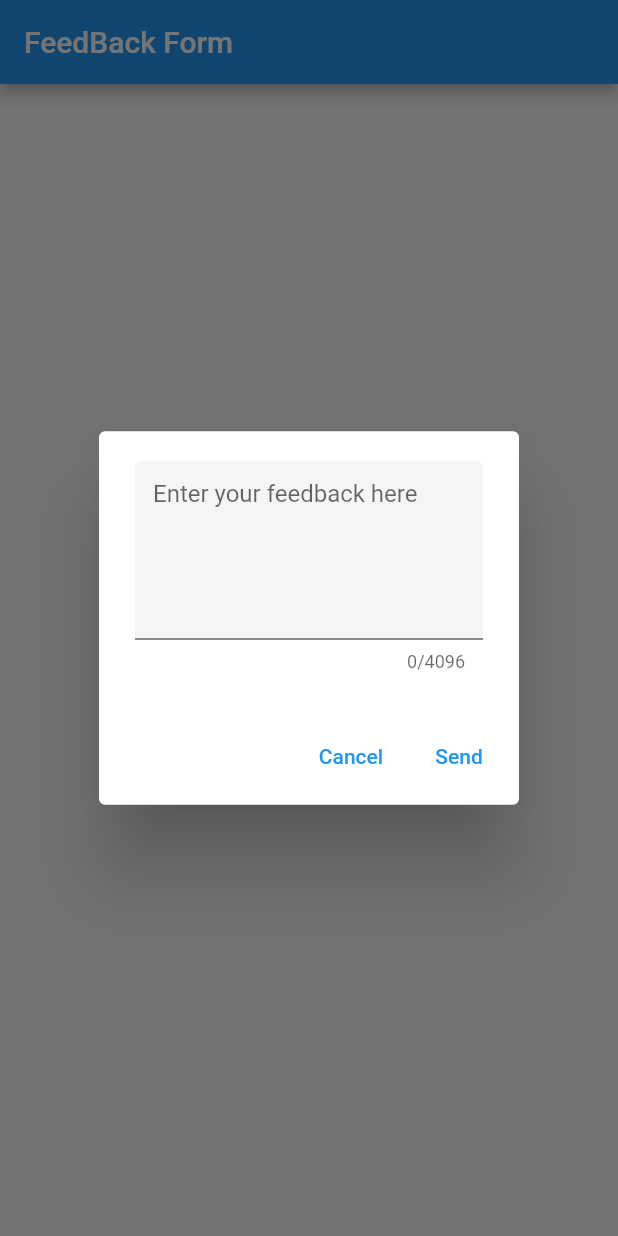
After one commit to Arthur-Ochieng/KleanKlubKleaners, a Flutter app: the screen it shows after launch, after a tap on "open form", on a phone screen of 412 x 824 dp. The commit adds this screen. Run offline on Flutter 3.47's test engine with Material 2 defaults, Android fonts, the phone set to English and light mode, and no system bars; our stand-ins replace cloud_firestore, firebase_auth, firebase_core, fluttertoast, google_maps_flutter; accounts and stored records are empty; Roboto replaces fonts that are missing (ubuntu).

Commit message:
added feedback page

```diff
--- a/lib/main.dart
+++ b/lib/main.dart
@@ -1,11 +1,13 @@
 import 'package:firebase_core/firebase_core.dart';
 import 'package:flutter/material.dart';
 import 'package:kkservices/screens/calendar.dart';
+import 'package:kkservices/screens/feedback.dart';
 import 'package:kkservices/screens/fragments/maps.dart';
 import 'package:kkservices/screens/fragments/marker.dart';
 import 'package:kkservices/screens/home_page.dart';
 import 'package:kkservices/screens/login_screen.dart';
 import 'package:kkservices/tests/test1.dart';
+import 'package:kkservices/tests/test2.dart';
 import 'package:kkservices/widgets/DatePicker.dart';
 import 'package:kkservices/widgets/TimePicker.dart';
 import 'package:kkservices/widgets/date_time_picker.dart';
@@ -31,7 +33,7 @@ class MyApp extends StatelessWidget {
         fontFamily: 'ubuntu',
       ),
       debugShowCheckedModeBanner: false,
-      home: DateTimePicker(),
+      home: FeedBackPage(),
     );
   }
 }
--- /dev/null
+++ b/lib/screens/feedback.dart
@@ -0,0 +1,77 @@
+import 'package:cloud_firestore/cloud_firestore.dart';
+import 'package:flutter/material.dart';
+
+class FeedBackPage extends StatelessWidget {
+  const FeedBackPage({Key? key}) : super(key: key);
+
+  @override
+  Widget build(BuildContext context) {
+    return Scaffold(
+      appBar: AppBar(
+        title: const Text("FeedBack Form"),
+      ),
+      body: Center(
+        child: ElevatedButton(
+          child: const Text('open form'),
+          onPressed: () {
+            showDialog(
+              context: context, builder: (context) => const FeedBackDialog());
+          },
+        ),
+      ),
+    );
+  }
+}
+
+class FeedBackDialog extends StatefulWidget {
+  const FeedBackDialog({Key? key}) : super(key: key);
+
+  @override
+  State<FeedBackDialog> createState() => _FeedBackDialogState();
+}
+
+class _FeedBackDialogState extends State<FeedBackDialog> {
+  final TextEditingController _controller = TextEditingController();
+  final GlobalKey<FormState> _formKey = GlobalKey();
+
+  @override
+  void diposee() {
+    _controller.dispose();
+    super.dispose();
+  }
+
+  @override
+  Widget build(BuildContext context) {
+    return AlertDialog(
+      content: Form(
+          key: _formKey,
+          child: TextFormField(
+            controller: _controller,
+            keyboardType: TextInputType.multiline,
+            decoration: const InputDecoration(
+              hintText: 'Enter your feedback here',
+              filled: true,
+            ),
+            maxLines: 5,
+            maxLength: 4096,
+            textInputAction: TextInputAction.done,
+            validator: (String? text) {
+              if (text == null || text.isEmpty) {
+                return 'Please enter a value';
+              }
+              return null;
+            },
+          )),
+      actions: [
+        TextButton(
+            onPressed: () => Navigator.pop(context),
+            child: const Text('Cancel')),
+        TextButton(
+            onPressed: () async {
+              //code to send the necessary data to cloud firestore
+            },
+            child: const Text('Send')),
+      ],
+    );
+  }
+}
--- /dev/null
+++ b/lib/screens/fragments/summary.dart
@@ -0,0 +1 @@
+import 'package:flutter/material.dart';
--- a/lib/screens/intro.dart
+++ b/lib/screens/intro.dart
@@ -3,8 +3,8 @@ import 'package:kkservices/models/services.dart';
 import 'package:kkservices/models/services.dart';
 import 'package:kkservices/screens/login_screen.dart';
 import 'package:kkservices/screens/notifications.dart';
-import 'package:kkservices/screens/profile.dart';
-import 'package:kkservices/screens/services.dart';
+import 'package:kkservices/screens/feedback.dart';
+
 
 class MainPage extends StatefulWidget {
   const MainPage({ Key? key }) : super(key: key);
--- a/lib/screens/started.dart
+++ b/lib/screens/started.dart
@@ -1,6 +1,5 @@
 import 'package:firebase_auth/firebase_auth.dart';
 import 'package:flutter/material.dart';
-import 'package:kkservices/screens/home_screen.dart';
 import 'package:kkservices/screens/intro.dart';
 import 'package:kkservices/screens/login_screen.dart';
 
```
Also changed, not shown: lib/models/booking.dart (added, +43 -0 lines), lib/screens/fragments/services.dart (+29 -1 lines), lib/screens/home_screen.dart (deleted, +0 -157 lines), lib/screens/profile.dart (deleted, +0 -196 lines), lib/screens/services.dart (deleted, +0 -22 lines), lib/tests/test2.dart (+23 -0 lines).
